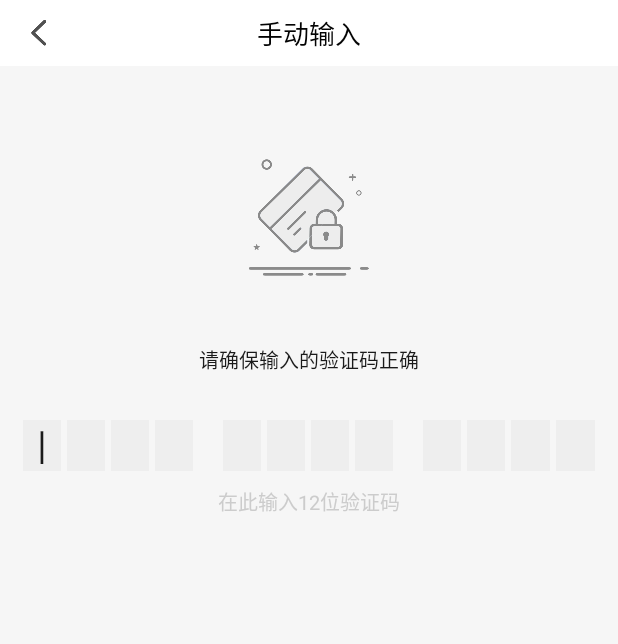
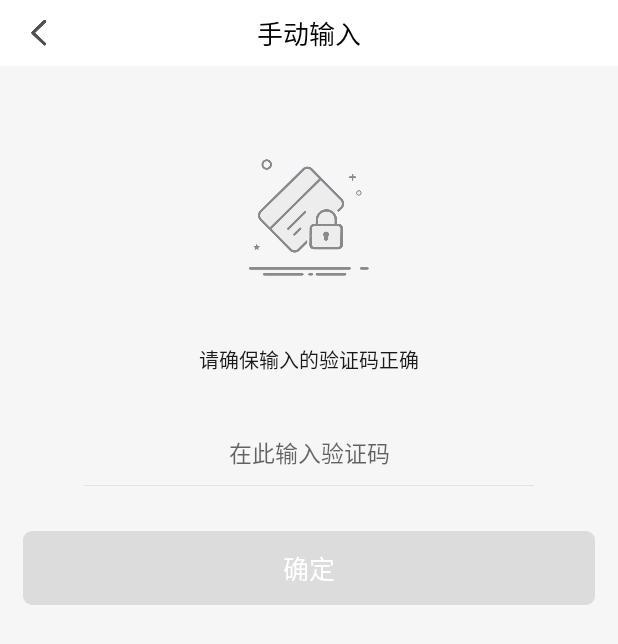
Before and after one commit to junge89221/yueke, an Android app: the layout activity_input_code.xml on its own in the app's theme, with its tools: preview values and no code run, on a phone screen of 412 x 824 dp. Shown: the top 644 px of the screen. Run offline under Robolectric (Android 15) with nearby library versions, the phone set to English and light mode, and no system bars.

Commit message:
oto输出码页面修改

```diff
--- a/app/src/main/java/com/yishengyue/seller/InputCodeActivity.java
+++ b/app/src/main/java/com/yishengyue/seller/InputCodeActivity.java
@@ -1,8 +1,13 @@
 package com.yishengyue.seller;
 
 import android.os.Bundle;
+import android.text.Editable;
+import android.text.TextUtils;
+import android.text.TextWatcher;
 import android.view.View;
+import android.widget.EditText;
 import android.widget.ImageView;
+import android.widget.TextView;
 import android.widget.Toast;
 
 import com.yishengyue.seller.api.CommApi;
@@ -18,8 +23,8 @@ import com.yishengyue.seller.view.widget.PwdInputLayout;
 public class InputCodeActivity extends BaseActivity implements View.OnClickListener, ActivateDialog.ActivateResultListener {
 
     private ImageView mActivityClose;
-    private PwdInputLayout mInputLayout;
-
+    private EditText code_edit;
+    private TextView commit;
     @Override
     protected void onCreate(Bundle savedInstanceState) {
         super.onCreate(savedInstanceState);
@@ -30,14 +35,42 @@ public class InputCodeActivity extends BaseActivity implements View.OnClickListe
     private void initView() {
         mActivityClose = (ImageView) findViewById(R.id.activity_close);
         mActivityClose.setOnClickListener(this);
-        mInputLayout = (PwdInputLayout) findViewById(R.id.input_layout);
-        mInputLayout.setInputCompleteListener(new PwdInputLayout.InputCompleteListener() {
+        code_edit = (EditText) findViewById(R.id.code_edit);
+        commit = findViewById(R.id.commit);
+        commit.setOnClickListener(this);
+        code_edit.addTextChangedListener(new TextWatcher() {
             @Override
-            public void inputComplete(String result) {
-                 CommApi.instance().getOrderDetail(Data.getUser().getUserId(),result).subscribe(new SimpleSubscriber<Order>(InputCodeActivity.this,true) {
+            public void beforeTextChanged(CharSequence charSequence, int i, int i1, int i2) {
+
+            }
+
+            @Override
+            public void onTextChanged(CharSequence charSequence, int i, int i1, int i2) {
+
+            }
+
+            @Override
+            public void afterTextChanged(Editable editable) {
+                if(TextUtils.isEmpty(editable)){
+                    commit.setEnabled(false);
+                }else {
+                    commit.setEnabled(true);
+                }
+            }
+        });
+    }
+
+    @Override
+    public void onClick(View v) {
+        switch (v.getId()) {
+            case R.id.activity_close:
+                finish();
+                break;
+            case R.id.commit:
+                CommApi.instance().getOrderDetail(Data.getUser().getUserId(),code_edit.getText().toString()).subscribe(new SimpleSubscriber<Order>(InputCodeActivity.this,true) {
                     @Override
                     protected void onError(ApiException ex) {
-                         ToastUtils.showToast(InputCodeActivity.this, ex.getMsg(), Toast.LENGTH_SHORT).show();
+                        ToastUtils.showToast(InputCodeActivity.this, ex.getMsg(), Toast.LENGTH_SHORT).show();
                     }
                     @Override
                     public void onNext(Order value) {
@@ -46,23 +79,12 @@ public class InputCodeActivity extends BaseActivity implements View.OnClickListe
 
                     }
                 });
-
-            }
-        });
-
-    }
-
-    @Override
-    public void onClick(View v) {
-        switch (v.getId()) {
-            case R.id.activity_close:
-                finish();
                 break;
         }
     }
 
     @Override
     public void onResult(boolean Success) {
-        mInputLayout.clear();
+        code_edit.setText("");
     }
 }
--- /dev/null
+++ b/app/src/main/res/drawable/normal_button_circular_selector.xml
@@ -0,0 +1,37 @@
+<?xml version="1.0" encoding="utf-8"?>
+<selector xmlns:android="http://schemas.android.com/apk/res/android">
+
+    <item android:state_pressed="true">
+        <shape android:shape="rectangle">
+            <!--圆角-->
+            <corners android:radius="6dp" />
+            <!--填充颜色-->
+            <solid android:color="#DCDCDC" />
+        </shape>
+    </item>
+    <item android:state_focused="true">
+        <shape android:shape="rectangle">
+            <!--圆角-->
+            <corners android:radius="6dp" />
+            <!--填充颜色-->
+            <solid android:color="#000000" />
+        </shape>
+    </item>
+    <item android:state_enabled="false">
+        <shape android:shape="rectangle">
+            <!--圆角-->
+            <corners android:radius="6dp" />
+            <!--填充颜色-->
+            <solid android:color="#DCDCDC" />
+        </shape>
+    </item>
+
+    <item  >
+        <shape android:shape="rectangle">
+            <!--圆角-->
+            <corners android:radius="6dp" />
+            <!--填充颜色-->
+            <solid android:color="#000000" />
+        </shape>
+    </item>
+</selector>
--- a/app/src/main/res/layout/activity_input_code.xml
+++ b/app/src/main/res/layout/activity_input_code.xml
@@ -1,6 +1,5 @@
 <?xml version="1.0" encoding="utf-8"?>
-<LinearLayout
-    xmlns:android="http://schemas.android.com/apk/res/android"
+<LinearLayout xmlns:android="http://schemas.android.com/apk/res/android"
     xmlns:tools="http://schemas.android.com/tools"
     android:layout_width="match_parent"
     android:layout_height="match_parent"
@@ -20,7 +19,7 @@
             android:layout_height="match_parent"
             android:paddingLeft="15dp"
             android:paddingRight="15dp"
-            android:src="@mipmap/activity_back"/>
+            android:src="@mipmap/activity_back" />
 
         <TextView
             android:layout_width="wrap_content"
@@ -28,14 +27,14 @@
             android:layout_centerInParent="true"
             android:text="手动输入"
             android:textColor="#030303"
-            android:textSize="17sp"/>
+            android:textSize="17sp" />
     </RelativeLayout>
 
     <ImageView
         android:layout_width="wrap_content"
         android:layout_height="wrap_content"
         android:layout_marginTop="57dp"
-        android:src="@mipmap/img_yanzhengma"/>
+        android:src="@mipmap/img_yanzhengma" />
 
 
     <TextView
@@ -44,24 +43,40 @@
         android:layout_marginTop="40dp"
         android:text="请确保输入的验证码正确"
         android:textColor="#1a1a1a"
-        android:textSize="13sp"/>
+        android:textSize="13sp" />
 
 
-    <com.yishengyue.seller.view.widget.PwdInputLayout
-        android:id="@+id/input_layout"
-        android:layout_width="match_parent"
+    <com.yishengyue.seller.view.widget.ClearEditText
+        android:id="@+id/code_edit"
+        android:layout_width="300dp"
         android:layout_height="wrap_content"
-        android:layout_marginBottom="10dp"
         android:layout_marginEnd="15dp"
         android:layout_marginStart="15dp"
+        android:paddingTop="10dp"
+        android:inputType="number"
+        android:paddingBottom="10dp"
         android:layout_marginTop="30dp"
-        />
+        android:background="#f6f6f6"
+        android:gravity="center"
+        android:hint="在此输入验证码"
+        android:textColor="#1a1a1a"
+        android:textSize="15sp" />
 
+    <View
+        android:layout_width="300dp"
+        android:layout_height="0.5dp"
+        android:background="#DFE4E6" />
     <TextView
-        android:layout_width="wrap_content"
-        android:layout_height="wrap_content"
-        android:text="在此输入12位验证码"
-        android:textColor="#cccccc"
-        android:textSize="13sp"/>
-
+        android:id="@+id/commit"
+        android:layout_width="match_parent"
+        android:layout_marginStart="15dp"
+        android:layout_marginEnd="15dp"
+        android:layout_marginTop="30dp"
+        android:layout_height="49dp"
+        android:text="确定"
+        android:enabled="false"
+        android:background="@drawable/normal_button_circular_selector"
+        android:gravity="center"
+        android:textSize="17sp"
+        android:textColor="@color/ColorFFFF"/>
 </LinearLayout>
```
